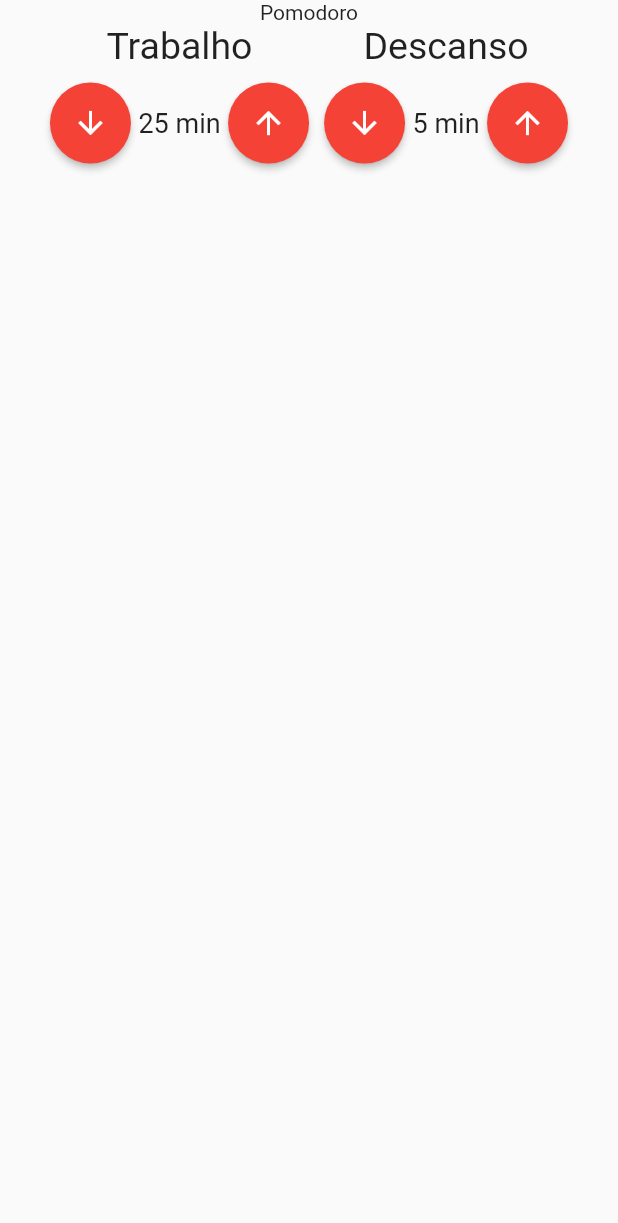
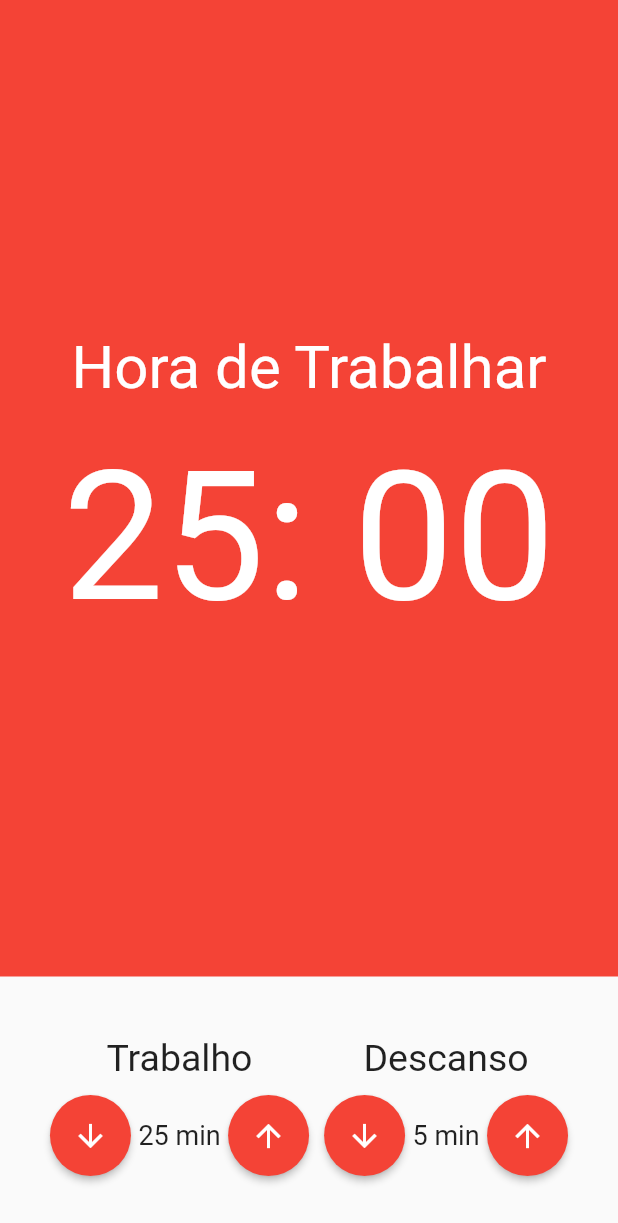
Before and after one commit to mechztcc/flutter-pomodoro, a Flutter app: the screen it shows after launch, on a phone screen of 412 x 824 dp. Shown: the top 1223 px of the screen. Run offline on Flutter 3.47's test engine with Material 2 defaults, Android fonts, the phone set to English and light mode, and no system bars.

Commit message:
cronometro

```diff
--- /dev/null
+++ b/lib/components/cronometro.dart
@@ -0,0 +1,35 @@
+import 'package:flutter/material.dart';
+
+class Cronometro extends StatelessWidget {
+  const Cronometro({Key? key}) : super(key: key);
+
+  @override
+  Widget build(BuildContext context) {
+    return Container(
+      color: Colors.red,
+      child: Column(
+        mainAxisAlignment: MainAxisAlignment.center,
+        crossAxisAlignment: CrossAxisAlignment.center,
+        children: [
+          Text(
+            'Hora de Trabalhar',
+            style: TextStyle(
+              fontSize: 40,
+              color: Colors.white,
+            ),
+          ),
+          SizedBox(
+            height: 20,
+          ),
+          Text(
+            '25: 00',
+            style: TextStyle(
+              fontSize: 120,
+              color: Colors.white,
+            ),
+          )
+        ],
+      ),
+    );
+  }
+}
--- a/lib/components/entrada_tempo.dart
+++ b/lib/components/entrada_tempo.dart
@@ -10,7 +10,6 @@ class EntradaTempo extends StatelessWidget {
   @override
   Widget build(BuildContext context) {
     return Column(
-      // crossAxisAlignment: ,
       children: [
         Text(
           this.titulo,
--- a/lib/pages/pomodoro.dart
+++ b/lib/pages/pomodoro.dart
@@ -1,4 +1,5 @@
 import 'package:flutter/material.dart';
+import 'package:pomodoro/components/cronometro.dart';
 import 'package:pomodoro/components/entrada_tempo.dart';
 
 class Pomodoro extends StatelessWidget {
@@ -8,9 +9,16 @@ class Pomodoro extends StatelessWidget {
   Widget build(BuildContext context) {
     return Scaffold(
       body: Column(
+        crossAxisAlignment: CrossAxisAlignment.stretch,
         children: [
-          Text('Pomodoro'),
-          Row(
+          Expanded(
+            child: Cronometro(),
+          ),
+          Padding(
+            padding: const EdgeInsets.symmetric(
+              vertical: 40,
+            ),
+            child: Row(
               mainAxisAlignment: MainAxisAlignment.center,
               children: [
                 EntradaTempo(
@@ -22,6 +30,7 @@ class Pomodoro extends StatelessWidget {
                   valor: 5,
                 ),
               ],
+            ),
           )
         ],
       ),
```
Lines whose indentation alone changed are shown as unchanged.
